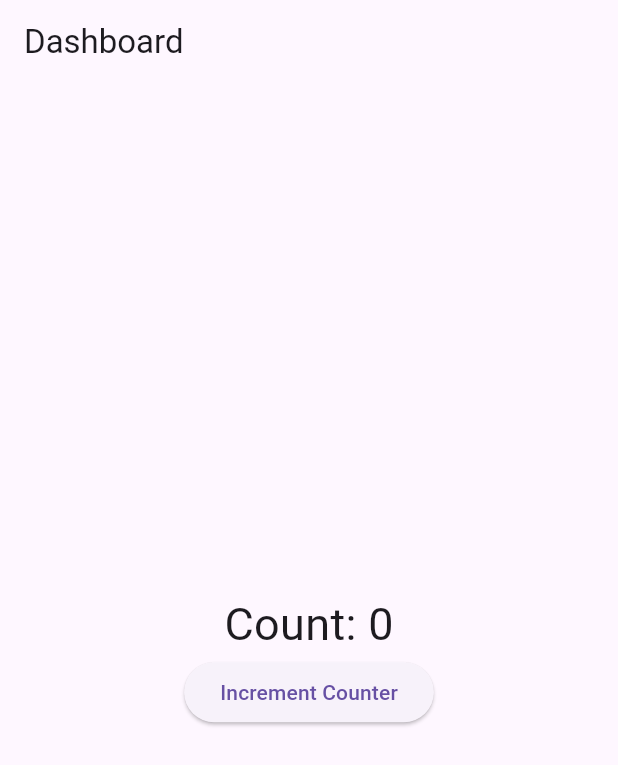
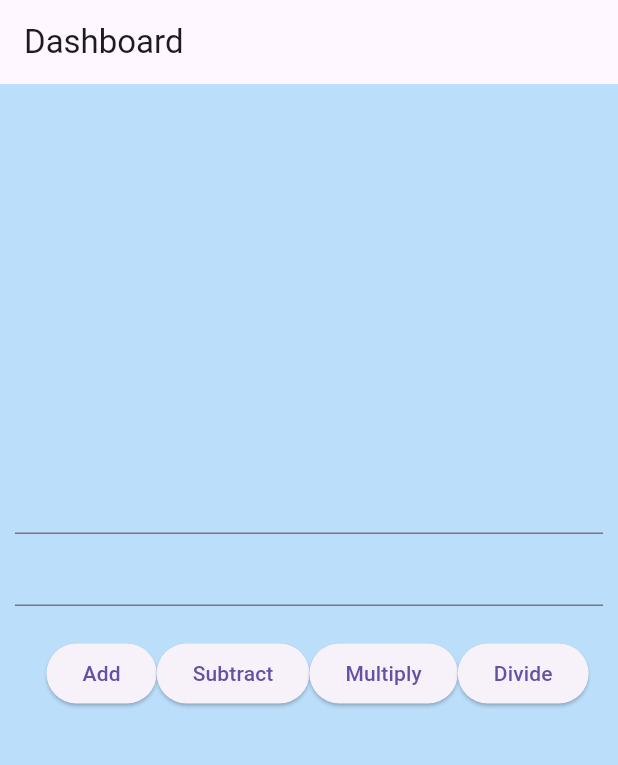
Before and after one commit to maharshi-sinha/Learn_Flutter, a Flutter app: the screen it shows after launch, on a phone screen of 412 x 824 dp. Shown: the top 765 px of the screen. Run offline on Flutter 3.47's test engine with Material 3 defaults, Android fonts, the phone set to English and light mode, and no system bars; our stand-ins replace font_awesome_flutter.

Commit message:
calculator app

```diff
--- a/lib/main.dart
+++ b/lib/main.dart
@@ -32,31 +32,99 @@ class DashboardScreen extends StatefulWidget {
 }
 
 class DashboardState extends State<DashboardScreen> {
-  var counter = 0;
+  var no1Controller = TextEditingController();
+  var no2Controller = TextEditingController();
+  var result = "";
 
   @override
   Widget build(BuildContext context) {
     // TODO: implement build
     return Scaffold(
         appBar: AppBar(title: Text("Dashboard")),
-      body: Center(
+        body: Container(
+          color: Colors.blue.shade100,
+          child: Center(
+            child: Padding(
+              padding: const EdgeInsets.all(10.0),
               child: Column(
                 mainAxisAlignment: MainAxisAlignment.center,
                 children: [
-            Text(
-              "Count: $counter",
-              style: TextStyle(fontSize: 30),
+                  TextField(
+                    keyboardType: TextInputType.number,
+                    controller: no1Controller,
+                  ),
+                  TextField(
+                    keyboardType: TextInputType.number,
+                    controller: no2Controller,
+                  ),
+                  Padding(
+                    padding: const EdgeInsets.all(21.0),
+                    child: Row(
+                      mainAxisAlignment: MainAxisAlignment.spaceEvenly,
+                      children: [
+                        ElevatedButton(
+                          onPressed: () {
+                            var no1 = int.parse(no1Controller.text);
+                            var no2 = int.parse(no2Controller.text);
+                            var sum = no1 + no2;
+                            result = "The Sum of $no1 and $no2 is $sum";
+
+                            setState(() {});
+                          },
+                          child: Text("Add"),
                         ),
                         ElevatedButton(
                           onPressed: () {
-                counter++;
+                            var no1 = int.parse(no1Controller.text);
+                            var no2 = int.parse(no2Controller.text);
+                            var diff = no1 - no2;
+                            result = "The difference of $no1 and $no2 is $diff";
+
                             setState(() {});
                           },
-              child: Text('Increment Counter'),
+                          child: Text("Subtract"),
+                        ),
+                        ElevatedButton(
+                          onPressed: () {
+                            var no1 = int.parse(no1Controller.text);
+                            var no2 = int.parse(no2Controller.text);
+                            var multi = no1 * no2;
+                            result =
+                                "The multiplication of $no1 and $no2 is $multi";
+
+                            setState(() {});
+                          },
+                          child: Text("Multiply"),
+                        ),
+                        ElevatedButton(
+                          onPressed: () {
+                            var no1 = int.parse(no1Controller.text);
+                            var no2 = int.parse(no2Controller.text);
+                            var divide = no1 / no2;
+                            result =
+                                "The number $no1 and $no2 can be divided, ${divide.toStringAsFixed(2)} times";
+
+                            setState(() {});
+                          },
+                          child: Text("Divide"),
+                        ),
+                      ],
+                    ),
+                  ),
+                  Padding(
+                    padding: EdgeInsets.all(21),
+                    child: Text(
+                      result,
+                      style: TextStyle(
+                          fontSize: 25,
+                          fontWeight: FontWeight.bold,
+                          color: const Color.fromARGB(255, 5, 88, 155)),
+                    ),
                   )
                 ],
               ),
             ),
-    );
+          ),
+        ));
   }
 }
```
Lines whose indentation alone changed are shown as unchanged.
